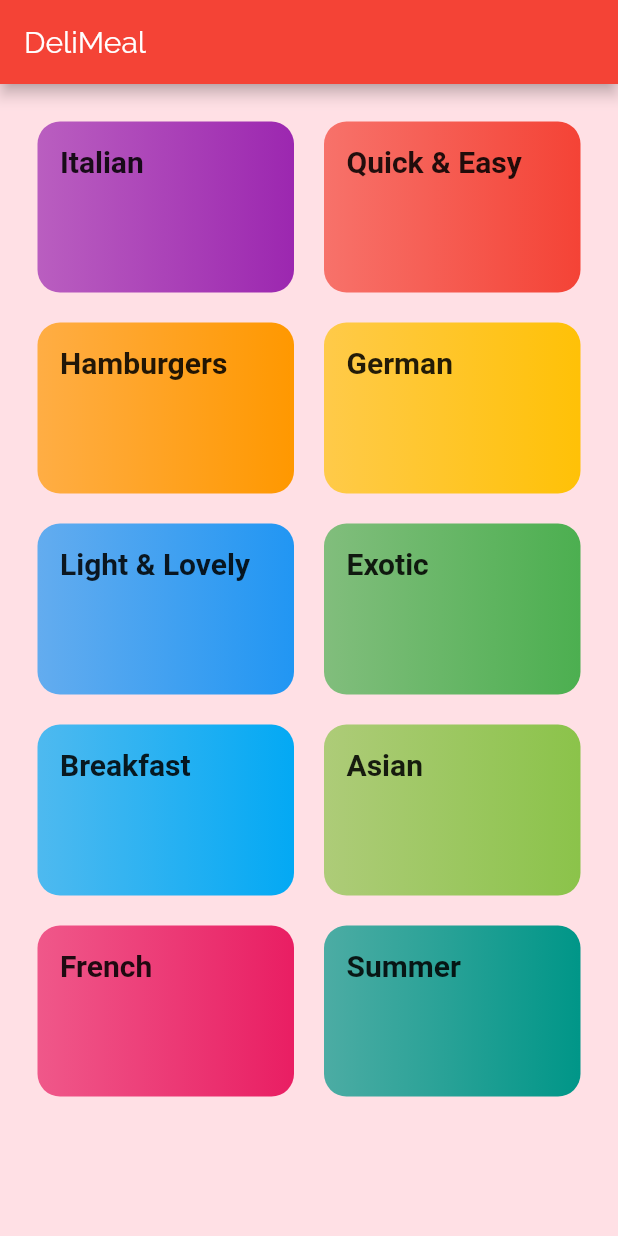
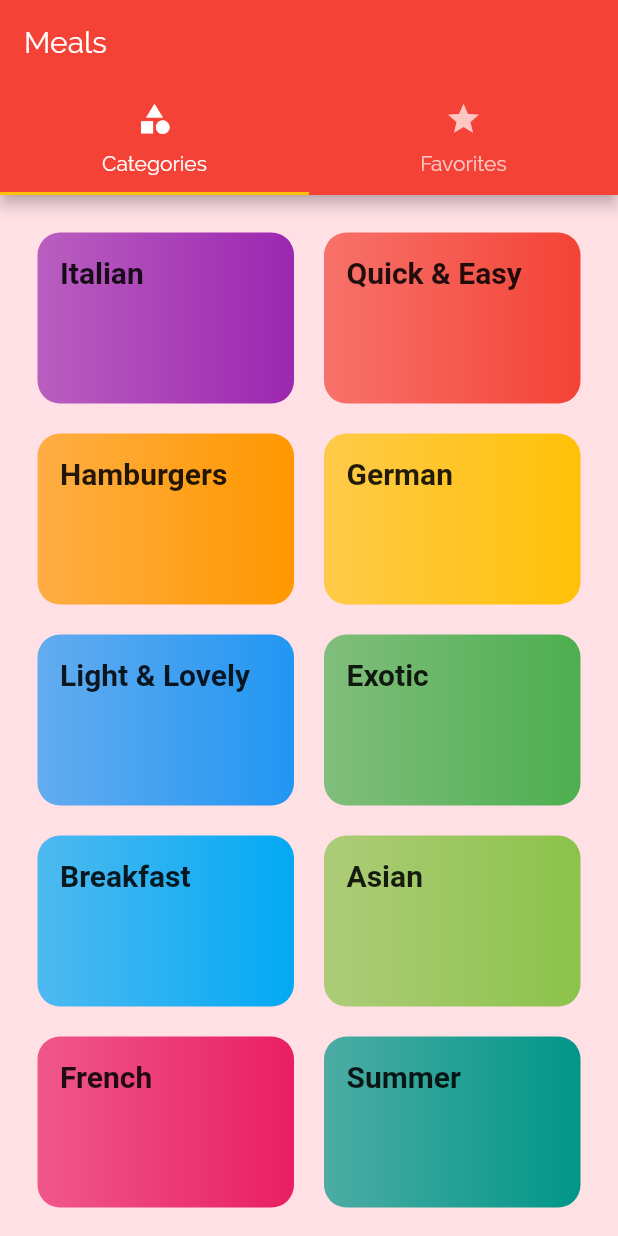
Before and after one commit to shivendu1815/Meal_App, a Flutter app: the screen it shows after launch, on a phone screen of 412 x 824 dp. Run offline on Flutter 3.47's test engine with Material 2 defaults, Android fonts, the phone set to English and light mode, and no system bars; Roboto replaces fonts that are missing (RobotCondensed).

Commit message:
tab bar is added on the app bar

```diff
--- a/lib/main.dart
+++ b/lib/main.dart
@@ -1,3 +1,5 @@
+import './screens/tab_screen.dart';
+
 import './screens/meal_detail_screen.dart';
 import 'package:flutter/material.dart';
 
@@ -38,7 +40,7 @@ class MyApp extends StatelessWidget {
       // home: CategoriesScreen(),
       initialRoute: '/',
       routes: {
-        '/': (ctx) => CategoriesScreen(),
+        '/': (ctx) => TabsScreen(),
         CategoryMealsScreen.routeName: (ctx) => CategoryMealsScreen(),
         MealDetailScreen.routeName: (ctx) => MealDetailScreen(),
       },
--- a/lib/screens/categories_screen.dart
+++ b/lib/screens/categories_screen.dart
@@ -6,11 +6,7 @@ import '../widgets/category_item.dart';
 class CategoriesScreen extends StatelessWidget {
   @override
   Widget build(BuildContext context) {
-    return Scaffold(
-      appBar: AppBar(
-        title: const Text('DeliMeal'),
-        ),
-      body: GridView(
+    return GridView(
         padding: EdgeInsets.all(25),
       children: DUMMY_CATEGORIES
       .map(
@@ -27,7 +23,7 @@ class CategoriesScreen extends StatelessWidget {
         crossAxisSpacing: 20,
         mainAxisSpacing: 20,
       ),
-    ),
+
     );
   }
 }
--- /dev/null
+++ b/lib/screens/favorites_screen.dart
@@ -0,0 +1,10 @@
+import 'package:flutter/material.dart';
+
+class FavoritesScreen extends StatelessWidget {
+  @override
+  Widget build(BuildContext context) {
+    return Center(
+      child: Text('The Favorites'),
+    );
+  }
+}
--- /dev/null
+++ b/lib/screens/tab_screen.dart
@@ -0,0 +1,37 @@
+import 'package:Meal_App/screens/favorites_screen.dart';
+import 'package:flutter/material.dart';
+import './categories_screen.dart';
+
+class TabsScreen extends StatefulWidget {
+  @override
+  _TabsScreenState createState() => _TabsScreenState();
+}
+
+class _TabsScreenState extends State<TabsScreen> {
+  @override
+  Widget build(BuildContext context) {
+    return DefaultTabController(length: 2, child: Scaffold(
+      appBar: AppBar(title: Text('Meals'), bottom: TabBar(
+        tabs: <Widget>[
+          Tab(
+            icon: Icon(
+              Icons.category,
+            ),
+            text: 'Categories',
+          ),
+        Tab(
+          icon: Icon(
+            Icons.star
+          ),
+          text: 'Favorites',
+        ),
+      ],
+      ),
+      ),
+      body: TabBarView(children: <Widget>[
+        CategoriesScreen(),
+        FavoritesScreen(),
+      ]),
+    ),);
+  }
+}
```
